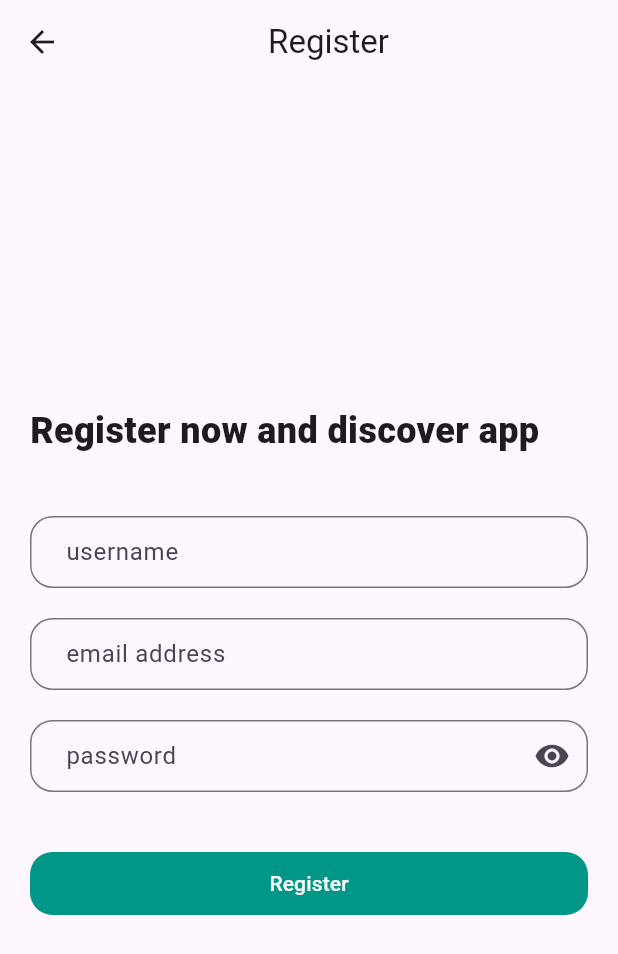
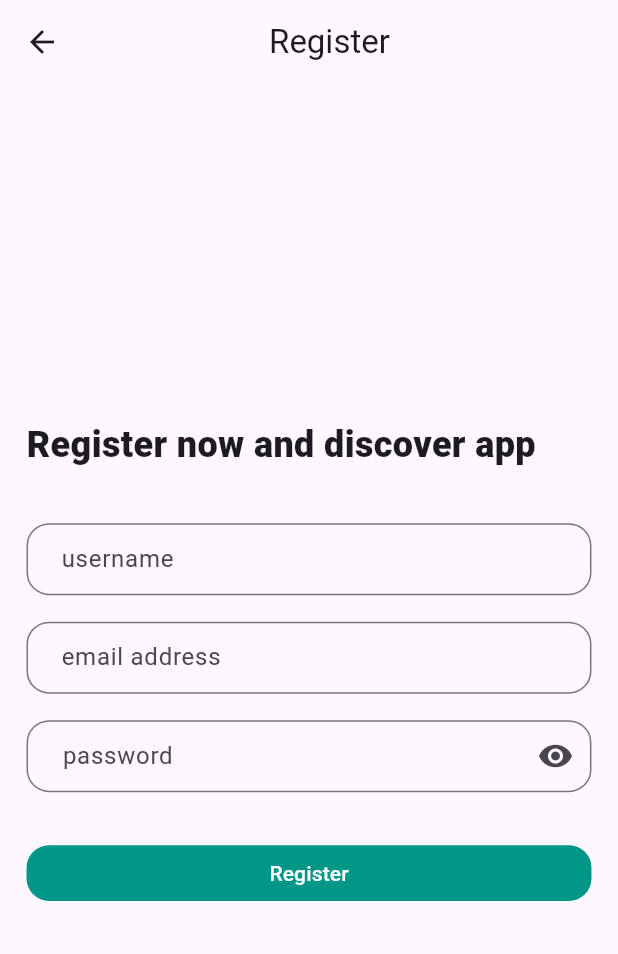
Before and after one commit to ranaa7/bmi-tracker, a Flutter app: the screen it shows after launch, after a tap on "Login", after a tap on "Signup if you don't have an account", on a phone screen of 412 x 824 dp. Shown: the top 954 px of the screen. Run offline on Flutter 3.47's test engine with Material 3 defaults, Android fonts, the phone set to English and light mode, and no system bars; our stand-ins replace bloc, cloud_firestore, firebase_auth, firebase_core, flutter_bloc, flutter_screenutil and 3 more; accounts and stored records are empty.

Commit message:
last commit

```diff
--- a/lib/features/auth/cubit/auth_cubit.dart
+++ b/lib/features/auth/cubit/auth_cubit.dart
@@ -22,10 +22,24 @@ class AuthCubit extends Cubit<AuthState> {
 
  static AuthCubit get(context) => BlocProvider.of(context);
 
-  void login(String email, String password) async {
+  TextEditingController usernameController = TextEditingController();
+  TextEditingController emailController = TextEditingController();
+  TextEditingController passwordController = TextEditingController();
+
+  final formKey = GlobalKey<FormState>();
+
+  bool isVisible = true;
+  bool isClicked = false;
+
+  void changePasswordVisibility() {
+    isVisible = !isVisible;
+    emit(ChangePasswordVisibilityState());
+  }
+
+  void login() async {
     emit(UserLoginLoading());
     await auth
-        .signInWithEmailAndPassword(email: email, password: password)
+        .signInWithEmailAndPassword(email: emailController.text, password: passwordController.text)
         .then((value) => emit(UserLoginSuccess(uId: value.user!.uid)))
         .catchError((e) => emit(UserLoginError(message: e.toString())));
     //Get.to(ChatScreen());
@@ -42,16 +56,14 @@ class AuthCubit extends Cubit<AuthState> {
 
 
   void signup(
-    String email,
-    String password,
-    String name,
+
   ) async {
     emit(UserRegisterLoading());
     await auth
-        .createUserWithEmailAndPassword(email: email, password: password)
+        .createUserWithEmailAndPassword(email: emailController.text, password: passwordController.text)
         .then((user) {
       emit(UserRegisterSuccess());
-      saveuser(user, name,email , );
+      saveuser(user, usernameController.text,emailController.text , );
 
       // saveUserPref(" ", " ", user.user!.uid!);
     }).catchError((e) {
--- a/lib/features/auth/cubit/auth_state.dart
+++ b/lib/features/auth/cubit/auth_state.dart
@@ -44,3 +44,6 @@ class UserCreateError extends AuthState {
     required this.message,
   });
 }
+
+
+class ChangePasswordVisibilityState extends AuthState {}
--- a/lib/features/auth/presentation/screens/login_screen.dart
+++ b/lib/features/auth/presentation/screens/login_screen.dart
@@ -4,6 +4,7 @@ import 'package:firebase_auth/firebase_auth.dart';
 import 'package:flutter/cupertino.dart';
 import 'package:flutter/material.dart';
 import 'package:flutter_bloc/flutter_bloc.dart';
+import 'package:flutter_screenutil/flutter_screenutil.dart';
 import 'package:fluttertoast/fluttertoast.dart';
 
 import '../../../home/presentation/screens/home_screen.dart';
@@ -11,22 +12,10 @@ import '../../cubit/auth_cubit.dart';
 import '../../cubit/auth_state.dart';
 
 
-class LoginScreen extends StatefulWidget {
+class LoginScreen extends StatelessWidget {
   const LoginScreen({Key? key}) : super(key: key);
 
-  @override
-  State<LoginScreen> createState() => _LoginScreenState();
-}
 
-class _LoginScreenState extends State<LoginScreen> {
-  TextEditingController usernameController = TextEditingController();
-  TextEditingController emailController = TextEditingController();
-  TextEditingController passwordController = TextEditingController();
-
-  final formKey = GlobalKey<FormState>();
-
-  bool isVisible = true;
-  bool isClicked = false;
 
   @override
   Widget build(BuildContext context) {
@@ -56,9 +45,9 @@ class _LoginScreenState extends State<LoginScreen> {
             body: Center(
               child: SingleChildScrollView(
                 child: Padding(
-                  padding: const EdgeInsets.all(20.0),
+                  padding: const EdgeInsets.all(20.0).r,
                   child: Form(
-                    key: formKey,
+                    key: AuthCubit.get(context).formKey,
                     child: Column(
                       crossAxisAlignment: CrossAxisAlignment.start,
                       mainAxisAlignment: MainAxisAlignment.center,
@@ -78,8 +67,8 @@ class _LoginScreenState extends State<LoginScreen> {
                             fontWeight: FontWeight.w900,
                           ),
                         ),
-                        const SizedBox(
-                          height: 40.0,
+                         SizedBox(
+                          height: 40.0.h,
                         ),
 
                         TextFormField(
@@ -90,12 +79,12 @@ class _LoginScreenState extends State<LoginScreen> {
 
                             return null;
                           },
-                          controller: emailController,
+                          controller: AuthCubit.get(context).emailController,
                           keyboardType: TextInputType.emailAddress,
                           decoration: InputDecoration(
                             isDense: false,
-                            contentPadding: const EdgeInsets.symmetric(
-                              horizontal: 20.0,
+                            contentPadding:  EdgeInsets.symmetric(
+                              horizontal: 20.0.w,
                             ),
                             border: OutlineInputBorder(
                               borderRadius: BorderRadius.circular(
@@ -107,8 +96,8 @@ class _LoginScreenState extends State<LoginScreen> {
                             ),
                           ),
                         ),
-                        const SizedBox(
-                          height: 20.0,
+                       SizedBox(
+                          height: 20.0.h,
                         ),
                         TextFormField(
                           validator: (value) {
@@ -118,7 +107,7 @@ class _LoginScreenState extends State<LoginScreen> {
 
                             return null;
                           },
-                          controller: passwordController,
+                          controller: AuthCubit.get(context).passwordController,
                           decoration: InputDecoration(
                             isDense: false,
                             contentPadding: const EdgeInsets.symmetric(
@@ -134,23 +123,21 @@ class _LoginScreenState extends State<LoginScreen> {
                             ),
                             suffixIcon: IconButton(
                               onPressed: () {
-                                setState(() {
-                                  isVisible = !isVisible;
-                                });
+                               AuthCubit.get(context).changePasswordVisibility();
                               },
                               icon: Icon(
-                                isVisible ? Icons.visibility : Icons.visibility_off,
+                                AuthCubit.get(context).isVisible ? Icons.visibility : Icons.visibility_off,
                               ),
                             ),
                           ),
-                          obscureText: isVisible,
+                          obscureText: AuthCubit.get(context).isVisible,
                           keyboardType: TextInputType.visiblePassword,
                         ),
-                        const SizedBox(
-                          height: 40.0,
+                         SizedBox(
+                          height: 40.0.h,
                         ),
                         Container(
-                          height: 42.0,
+                          height: 42.0.h,
                           width: double.infinity,
                           clipBehavior: Clip.antiAliasWithSaveLayer,
                           decoration: BoxDecoration(
@@ -160,15 +147,15 @@ class _LoginScreenState extends State<LoginScreen> {
                             ),
                           ),
                           child: MaterialButton(
-                            height: 42.0,
+                            height: 42.0.h,
                             onPressed: () {
-                              if (formKey.currentState!.validate()) {
+                              if (AuthCubit.get(context).formKey.currentState!.validate()) {
 
 
-                                AuthCubit.get(context).login(emailController.text, passwordController.text);
+                                AuthCubit.get(context).login();
                               }
                             },
-                            child: isClicked
+                            child: AuthCubit.get(context).isClicked
                                 ? const CupertinoActivityIndicator(
                               color: Colors.white,
                             )
@@ -198,5 +185,4 @@ class _LoginScreenState extends State<LoginScreen> {
       ),
     );
   }
-
 }
--- a/lib/features/auth/presentation/screens/register_screen.dart
+++ b/lib/features/auth/presentation/screens/register_screen.dart
@@ -2,6 +2,7 @@ import 'package:firebase_auth/firebase_auth.dart';
 import 'package:flutter/cupertino.dart';
 import 'package:flutter/material.dart';
 import 'package:flutter_bloc/flutter_bloc.dart';
+import 'package:flutter_screenutil/flutter_screenutil.dart';
 import 'package:fluttertoast/fluttertoast.dart';
 
 import '../../../home/presentation/screens/home_screen.dart';
@@ -9,22 +10,10 @@ import '../../cubit/auth_cubit.dart';
 import '../../cubit/auth_state.dart';
 
 
-class RegisterScreen extends StatefulWidget {
+class RegisterScreen extends StatelessWidget {
   const RegisterScreen({Key? key}) : super(key: key);
 
-  @override
-  State<RegisterScreen> createState() => _RegisterScreenState();
-}
 
-class _RegisterScreenState extends State<RegisterScreen> {
-  TextEditingController usernameController = TextEditingController();
-  TextEditingController emailController = TextEditingController();
-  TextEditingController passwordController = TextEditingController();
-
-  final formKey = GlobalKey<FormState>();
-
-  bool isVisible = true;
-  bool isClicked = false;
 
   @override
   Widget build(BuildContext context) {
@@ -43,7 +32,7 @@ class _RegisterScreenState extends State<RegisterScreen> {
       appBar: AppBar(
         title: Center(
           child:  Padding(
-            padding: const EdgeInsets.only(right: 30),
+            padding:  EdgeInsets.only(right: 30.w),
             child: Text(
               'Register',
             ),
@@ -53,9 +42,9 @@ class _RegisterScreenState extends State<RegisterScreen> {
       body: Center(
         child: SingleChildScrollView(
           child: Padding(
-            padding: const EdgeInsets.all(20.0),
+            padding:  EdgeInsets.all(20.0).r,
             child: Form(
-              key: formKey,
+              key: AuthCubit.get(context).formKey,
               child: Column(
                 crossAxisAlignment: CrossAxisAlignment.start,
                 mainAxisAlignment: MainAxisAlignment.center,
@@ -68,8 +57,8 @@ class _RegisterScreenState extends State<RegisterScreen> {
                       fontWeight: FontWeight.w900,
                     ),
                   ),
-                  const SizedBox(
-                    height: 40.0,
+                  SizedBox(
+                    height: 40.0.h,
                   ),
                   TextFormField(
                     validator: (value) {
@@ -79,12 +68,12 @@ class _RegisterScreenState extends State<RegisterScreen> {
 
                       return null;
                     },
-                    controller: usernameController,
+                    controller: AuthCubit.get(context).usernameController,
                     keyboardType: TextInputType.name,
                     decoration: InputDecoration(
                       isDense: false,
-                      contentPadding: const EdgeInsets.symmetric(
-                        horizontal: 20.0,
+                      contentPadding:  EdgeInsets.symmetric(
+                        horizontal: 20.0.w,
                       ),
                       border: OutlineInputBorder(
                         borderRadius: BorderRadius.circular(
@@ -96,8 +85,8 @@ class _RegisterScreenState extends State<RegisterScreen> {
                       ),
                     ),
                   ),
-                  const SizedBox(
-                    height: 20.0,
+                   SizedBox(
+                    height: 20.0.h,
                   ),
                   TextFormField(
                     validator: (value) {
@@ -107,12 +96,12 @@ class _RegisterScreenState extends State<RegisterScreen> {
 
                       return null;
                     },
-                    controller: emailController,
+                    controller: AuthCubit.get(context).emailController,
                     keyboardType: TextInputType.emailAddress,
                     decoration: InputDecoration(
                       isDense: false,
-                      contentPadding: const EdgeInsets.symmetric(
-                        horizontal: 20.0,
+                      contentPadding:  EdgeInsets.symmetric(
+                        horizontal: 20.0.w,
                       ),
                       border: OutlineInputBorder(
                         borderRadius: BorderRadius.circular(
@@ -124,8 +113,8 @@ class _RegisterScreenState extends State<RegisterScreen> {
                       ),
                     ),
                   ),
-                  const SizedBox(
-                    height: 20.0,
+                   SizedBox(
+                    height: 20.0.h,
                   ),
                   TextFormField(
                     validator: (value) {
@@ -135,7 +124,7 @@ class _RegisterScreenState extends State<RegisterScreen> {
 
                       return null;
                     },
-                    controller: passwordController,
+                    controller: AuthCubit.get(context).passwordController,
                     decoration: InputDecoration(
                       isDense: false,
                       contentPadding: const EdgeInsets.symmetric(
@@ -151,23 +140,21 @@ class _RegisterScreenState extends State<RegisterScreen> {
                       ),
                       suffixIcon: IconButton(
                         onPressed: () {
-                          setState(() {
-                            isVisible = !isVisible;
-                          });
+                          AuthCubit.get(context).changePasswordVisibility();
                         },
                         icon: Icon(
-                          isVisible ? Icons.visibility : Icons.visibility_off,
+                          AuthCubit.get(context).isVisible ? Icons.visibility : Icons.visibility_off,
                         ),
                       ),
                     ),
-                    obscureText: isVisible,
+                    obscureText: AuthCubit.get(context).isVisible,
                     keyboardType: TextInputType.visiblePassword,
                   ),
-                  const SizedBox(
-                    height: 40.0,
+                   SizedBox(
+                    height: 40.0.h,
                   ),
                   Container(
-                    height: 42.0,
+                    height: 42.0.h,
                     width: double.infinity,
                     clipBehavior: Clip.antiAliasWithSaveLayer,
                     decoration: BoxDecoration(
@@ -177,72 +164,18 @@ class _RegisterScreenState extends State<RegisterScreen> {
                       ),
                     ),
                     child: MaterialButton(
-                      height: 42.0,
+                      height: 42.0.h,
                       onPressed: () {
-                        if (formKey.currentState!.validate()) {
+                        if (AuthCubit.get(context).formKey.currentState!.validate()) {
 
 
                           AuthCubit.get(context).signup(
-                             emailController.text,
-                           passwordController.text,
-                          usernameController.text,
+
                           );
-                          // setState(() {
-                          //   isClicked = true;
-                          // });
-                          //
-                          // FirebaseAuth.instance
-                          //     .createUserWithEmailAndPassword(
-                          //     email: emailController.text,
-                          //     password: passwordController.text)
-                          //     .then((userData) {
-                          //
-                          //   // Fluttertoast.showToast(
-                          //   //   msg: userData.user!.uid,
-                          //   // );
-                          //
-                          //   // FirebaseMessaging.instance.getToken().then((value) {
-                          //   //   UserDataModel model = UserDataModel(
-                          //   //     uId: userData.user!.uid,
-                          //   //     image: '',
-                          //   //     email: emailController.text,
-                          //   //     username: usernameController.text,
-                          //   //     token: value!,
-                          //   //   );
-                          //   //
-                          //   //   FirebaseFirestore.instance
-                          //   //       .collection('users')
-                          //   //       .doc(userData.user!.uid)
-                          //   //       .set(model.toJson())
-                          //   //       .then((value) {
-                          //   //     setState(() {
-                          //   //       isClicked = false;
-                          //   //     });
-                          //   //
-                          //   //     userConst = userData.user;
-                          //   //
-                          //   //     navigateAndFinish(
-                          //   //       context,
-                          //   //       const HomeScreen(),
-                          //   //     );
-                          //   //   }).catchError((error) {
-                          //   //     Fluttertoast.showToast(
-                          //   //       msg: error.toString(),
-                          //   //     );
-                          //   //   });
-                          //   // });
-                          // }).catchError((error) {
-                          //   setState(() {
-                          //     isClicked = false;
-                          //   });
-                          //
-                          //   Fluttertoast.showToast(
-                          //     msg: error.toString().split(']').last,
-                          //   );
-                          // });
+
                         }
                       },
-                      child: isClicked
+                      child: AuthCubit.get(context).isClicked
                           ? const CupertinoActivityIndicator(
                         color: Colors.white,
                       )
@@ -265,5 +198,4 @@ class _RegisterScreenState extends State<RegisterScreen> {
 ),
 );
   }
-
 }
--- a/lib/features/home/presentation/screens/home_screen.dart
+++ b/lib/features/home/presentation/screens/home_screen.dart
@@ -4,7 +4,7 @@ import 'package:bmi_tracker/features/auth/presentation/screens/login_screen.dart
 import 'package:bmi_tracker/features/home/presentation/screens/bmi_screen.dart';
 import 'package:flutter/material.dart';
 import 'package:flutter_bloc/flutter_bloc.dart';
-import 'package:get/get.dart';
+import 'package:flutter_screenutil/flutter_screenutil.dart';
 
 import '../../cubit/bmi_calc_cubit.dart';
 
@@ -46,7 +46,7 @@ BlocProvider(create: (context) => AuthCubit(),),
             ),
             body: SingleChildScrollView(
               child: Padding(
-                padding: EdgeInsets.all(16.0),
+                padding: EdgeInsets.all(16.0).r,
                 child: Column(
                   crossAxisAlignment: CrossAxisAlignment.center,
                   children: [
@@ -71,7 +71,7 @@ BlocProvider(create: (context) => AuthCubit(),),
                       keyboardType: TextInputType.number,
                       decoration: InputDecoration(labelText: 'Age'),
                     ),
-                    SizedBox(height: 16.0),
+                    SizedBox(height: 16.0.h),
                     ElevatedButton(
                       onPressed: () {
                         BmiCalcCubit.get(context).calculateBMI();
@@ -82,7 +82,7 @@ BlocProvider(create: (context) => AuthCubit(),),
                       },
                       child: Text('calculate BMi'),
                     ),
-                    SizedBox(height: 16.0),
+                    SizedBox(height: 16.0.h),
 
                     if (state is BmiCalcLoaded)
                       Column(
@@ -91,7 +91,7 @@ BlocProvider(create: (context) => AuthCubit(),),
                           Text('Status: ${state.status}'),
                         ],
                       ),
-                    SizedBox(height: 20.0),
+                    SizedBox(height: 20.0.h),
 
                     ElevatedButton(
                       onPressed: () {
@@ -103,7 +103,7 @@ BlocProvider(create: (context) => AuthCubit(),),
                       },
                       child: Text('submit'),
                     ),
-                    SizedBox(height: 20.0),
+                    SizedBox(height: 20.0.h),
 
                     ElevatedButton(
                       onPressed: () {
--- a/lib/main.dart
+++ b/lib/main.dart
@@ -3,6 +3,7 @@ import 'package:bmi_tracker/features/auth/presentation/screens/login_screen.dart
 import 'package:firebase_core/firebase_core.dart';
 import 'package:flutter/material.dart';
 import 'package:flutter_bloc/flutter_bloc.dart';
+import 'package:flutter_screenutil/flutter_screenutil.dart';
 
 import 'features/auth/presentation/screens/register_screen.dart';
 import 'features/home/cubit/bmi_calc_cubit.dart';
@@ -37,9 +38,13 @@ class MyApp extends StatelessWidget {
   // This widget is the root of your application.
   @override
   Widget build(BuildContext context) {
+
     return BlocProvider(
       create: (context) => BmiCalcCubit(),
-      child: MaterialApp(
+      child: ScreenUtilInit(
+        designSize: const Size(430, 932),
+          builder: (_, child) =>
+             MaterialApp(
 
               title: 'Flutter Demo',
               debugShowCheckedModeBanner: false,
@@ -50,6 +55,9 @@ class MyApp extends StatelessWidget {
               ),
               home: startWidget,
             ),
+          ),
+
       );
+
   }
 }
--- a/pubspec.yaml
+++ b/pubspec.yaml
@@ -45,6 +45,7 @@ dependencies:
   flutter_bloc: ^7.3.0
   cloud_firestore: ^4.17.2
   shared_preferences: ^2.2.3
+  flutter_screenutil: ^5.9.0
 
 dev_dependencies:
   flutter_test:
```
Also changed, not shown: pubspec.lock. Lines whose indentation alone changed are shown as unchanged.
